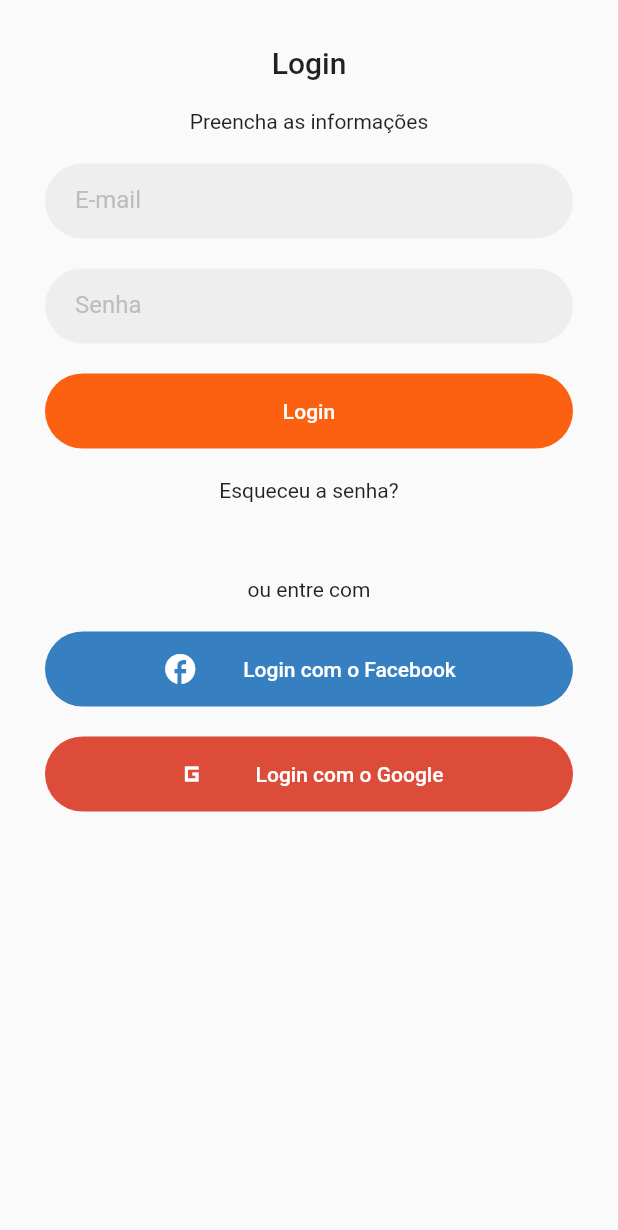
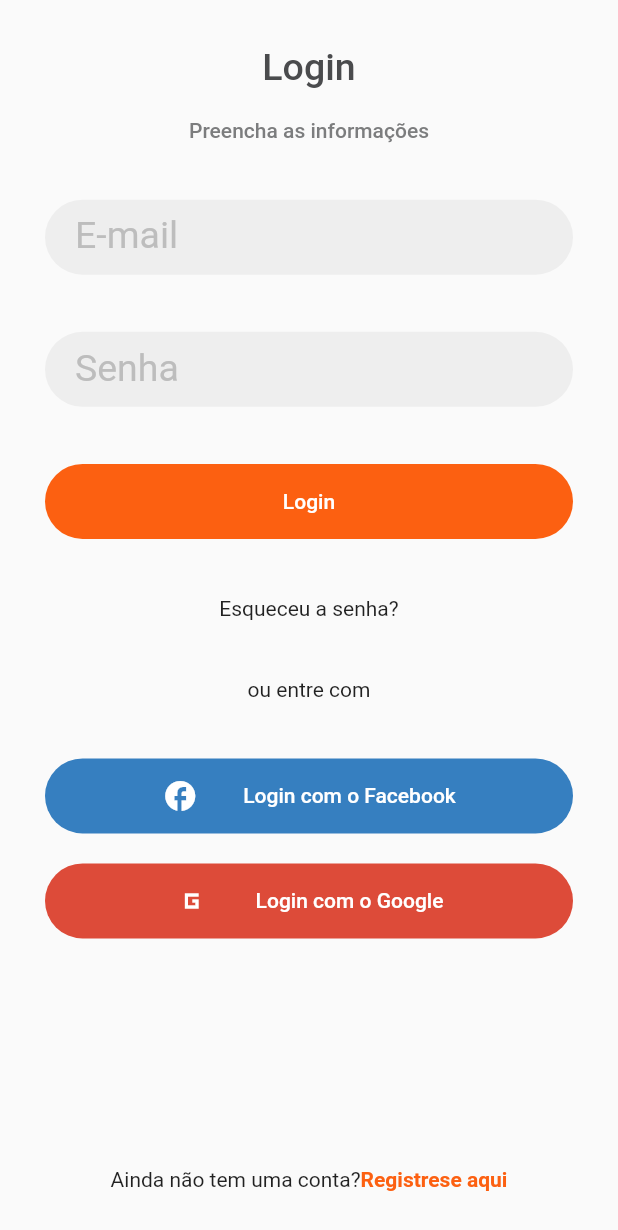
Before and after one commit to JeanDaRosa/delivery_food_app, a Flutter app: the screen it shows after launch, after a tap on "Login", on a phone screen of 412 x 824 dp. Shown: the top 1230 px of the screen. Run offline on Flutter 3.47's test engine with Material 2 defaults, Android fonts, the phone set to English and light mode, and no system bars; missing offline and left inert: shadow_clip; Roboto replaces fonts that are missing (Metropolis).

Commit message:
separeted login screen

```diff
--- a/lib/main.dart
+++ b/lib/main.dart
@@ -1,9 +1,9 @@
-import 'package:delivery_demo/screens/landing_screen.dart';
-import 'package:delivery_demo/screens/login_screen.dart';
+import 'package:delivery_demo/screens/login/landing_screen.dart';
+import 'package:delivery_demo/screens/login/login_screen.dart';
 import 'package:flutter/material.dart';
 
 import './const/colors.dart';
-import './screens/splash_screen.dart';
+import 'screens/login/splash_screen.dart';
 
 void main() {
   runApp(const MyApp());
@@ -37,7 +37,30 @@
             ),
           ),
         ),
-        textTheme: const TextTheme(),
+        textTheme: const TextTheme(
+          labelLarge: TextStyle(
+            color: AppColor.secondary,
+          ),
+          bodySmall: TextStyle(
+            color: AppColor.primary,
+            fontSize: 16,
+            fontWeight: FontWeight.bold,
+          ),
+          titleSmall: TextStyle(
+            color: AppColor.secondary,
+            fontWeight: FontWeight.bold,
+            fontSize: 20,
+          ),
+          titleMedium: TextStyle(
+            color: AppColor.primary,
+            fontWeight: FontWeight.normal,
+            fontSize: 25,
+          ),
+          titleLarge: TextStyle(
+            color: AppColor.primary,
+            fontSize: 25,
+          ),
+        ),
       ),
       home: const SplashScreen(),
       routes: {
--- /dev/null
+++ b/lib/screens/login/components/custom_cipper_app_bar.dart
@@ -0,0 +1,51 @@
+import 'package:flutter/material.dart';
+
+class CustomClipperAppBar extends CustomClipper<Path> {
+  @override
+  Path getClip(Size size) {
+    Offset controlPoint = Offset(size.width * 0.24, size.height);
+    Offset endPoint = Offset(size.width * 0.25, size.height * 0.96);
+    Offset controlPoint2 = Offset(size.width * 0.3, size.height * 0.72);
+    Offset endPoint2 = Offset(size.width * 0.5, size.height * 0.72);
+    Offset controlPoint3 = Offset(size.width * 0.7, size.height * 0.72);
+    Offset endPoint3 = Offset(size.width * 0.75, size.height * 0.96);
+    Offset controlPoint4 = Offset(size.width * 0.76, size.height);
+    Offset endPoint4 = Offset(size.width * 0.79, size.height);
+    Path path = Path()
+      ..lineTo(0, size.height)
+      ..lineTo(size.width * 0.21, size.height)
+      ..quadraticBezierTo(
+        controlPoint.dx,
+        controlPoint.dy,
+        endPoint.dx,
+        endPoint.dy,
+      )
+      ..quadraticBezierTo(
+        controlPoint2.dx,
+        controlPoint2.dy,
+        endPoint2.dx,
+        endPoint2.dy,
+      )
+      ..quadraticBezierTo(
+        controlPoint3.dx,
+        controlPoint3.dy,
+        endPoint3.dx,
+        endPoint3.dy,
+      )
+      ..quadraticBezierTo(
+        controlPoint4.dx,
+        controlPoint4.dy,
+        endPoint4.dx,
+        endPoint4.dy,
+      )
+      ..lineTo(size.width, size.height)
+      ..lineTo(size.width, 0);
+
+    return path;
+  }
+
+  @override
+  bool shouldReclip(covariant CustomClipper<Path> oldClipper) {
+    return true;
+  }
+}
--- /dev/null
+++ b/lib/screens/login/components/custom_text_input.dart
@@ -0,0 +1,31 @@
+import 'package:flutter/material.dart';
+
+class CustomTextInput extends StatelessWidget {
+  const CustomTextInput({
+    required this.hintText,
+    super.key,
+  });
+  final String hintText;
+
+  @override
+  Widget build(BuildContext context) {
+    return Container(
+      width: double.infinity,
+      height: 50,
+      decoration: ShapeDecoration(
+        color: Colors.grey[200],
+        shape: const StadiumBorder(),
+      ),
+      child: TextField(
+        decoration: InputDecoration(
+          border: InputBorder.none,
+          hintText: hintText,
+          hintStyle: TextStyle(
+            color: Colors.grey[400],
+          ),
+          contentPadding: const EdgeInsets.only(left: 20),
+        ),
+      ),
+    );
+  }
+}
--- a/lib/screens/landing_screen.dart
+++ b/lib/screens/login/landing_screen.dart
@@ -1,9 +1,10 @@
-import 'package:delivery_demo/screens/login_screen.dart';
+import 'package:delivery_demo/screens/login/components/custom_cipper_app_bar.dart';
+import 'package:delivery_demo/screens/login/login_screen.dart';
 import 'package:flutter/material.dart';
 import 'package:shadow_clip/shadow_clip.dart';
 
-import '../const/colors.dart';
-import '../utils/helper.dart';
+import '../../const/colors.dart';
+import '../../utils/helper.dart';
 
 class LandingScreen extends StatelessWidget {
   const LandingScreen({super.key});
@@ -107,53 +108,3 @@ class LandingScreen extends StatelessWidget {
     ));
   }
 }
-
-class CustomClipperAppBar extends CustomClipper<Path> {
-  @override
-  Path getClip(Size size) {
-    Offset controlPoint = Offset(size.width * 0.24, size.height);
-    Offset endPoint = Offset(size.width * 0.25, size.height * 0.96);
-    Offset controlPoint2 = Offset(size.width * 0.3, size.height * 0.72);
-    Offset endPoint2 = Offset(size.width * 0.5, size.height * 0.72);
-    Offset controlPoint3 = Offset(size.width * 0.7, size.height * 0.72);
-    Offset endPoint3 = Offset(size.width * 0.75, size.height * 0.96);
-    Offset controlPoint4 = Offset(size.width * 0.76, size.height);
-    Offset endPoint4 = Offset(size.width * 0.79, size.height);
-    Path path = Path()
-      ..lineTo(0, size.height)
-      ..lineTo(size.width * 0.21, size.height)
-      ..quadraticBezierTo(
-        controlPoint.dx,
-        controlPoint.dy,
-        endPoint.dx,
-        endPoint.dy,
-      )
-      ..quadraticBezierTo(
-        controlPoint2.dx,
-        controlPoint2.dy,
-        endPoint2.dx,
-        endPoint2.dy,
-      )
-      ..quadraticBezierTo(
-        controlPoint3.dx,
-        controlPoint3.dy,
-        endPoint3.dx,
-        endPoint3.dy,
-      )
-      ..quadraticBezierTo(
-        controlPoint4.dx,
-        controlPoint4.dy,
-        endPoint4.dx,
-        endPoint4.dy,
-      )
-      ..lineTo(size.width, size.height)
-      ..lineTo(size.width, 0);
-
-    return path;
-  }
-
-  @override
-  bool shouldReclip(covariant CustomClipper<Path> oldClipper) {
-    return true;
-  }
-}
--- a/lib/screens/login_screen.dart
+++ b/lib/screens/login/login_screen.dart
@@ -1,6 +1,7 @@
+import 'package:delivery_demo/screens/login/components/custom_text_input.dart';
 import 'package:delivery_demo/utils/helper.dart';
 import 'package:flutter/material.dart';
-import '../const/colors.dart';
+import '../../const/colors.dart';
 
 class LoginScreen extends StatefulWidget {
   static const routName = "/loginScreen";
@@ -26,24 +27,19 @@ class _LoginScreenState extends State<LoginScreen> {
                 const SizedBox(
                   height: 20,
                 ),
-                const Text(
+                Text(
                   'Preencha as informações',
+                  style: Helper.getTheme(context).labelLarge,
                 ),
-                const SizedBox(
-                  height: 20,
-                ),
+                const Spacer(),
                 const CustomTextInput(
                   hintText: 'E-mail',
                 ),
-                const SizedBox(
-                  height: 20,
-                ),
+                const Spacer(),
                 const CustomTextInput(
                   hintText: 'Senha',
                 ),
-                const SizedBox(
-                  height: 20,
-                ),
+                const Spacer(),
                 SizedBox(
                   height: 50,
                   width: double.infinity,
@@ -52,22 +48,16 @@ class _LoginScreenState extends State<LoginScreen> {
                     child: const Text('Login'),
                   ),
                 ),
-                const SizedBox(
-                  height: 20,
-                ),
+                const Spacer(),
                 GestureDetector(
                   onTap: () {},
                   child: const Text('Esqueceu a senha?'),
                 ),
-                const SizedBox(
-                  height: 50,
-                ),
+                const Spacer(),
                 const Text(
                   'ou entre com',
                 ),
-                const SizedBox(
-                  height: 20,
-                ),
+                const Spacer(),
                 SizedBox(
                   height: 50,
                   width: double.infinity,
@@ -111,6 +101,27 @@ class _LoginScreenState extends State<LoginScreen> {
                     ),
                   ),
                 ),
+                const Spacer(
+                  flex: 4,
+                ),
+                const Row(
+                  mainAxisAlignment: MainAxisAlignment.center,
+                  children: [
+                    Text(
+                      'Ainda não tem uma conta?',
+                    ),
+                    SizedBox(
+                      height: 10,
+                    ),
+                    Text(
+                      'Registrese aqui',
+                      style: TextStyle(
+                        color: AppColor.orange,
+                        fontWeight: FontWeight.bold,
+                      ),
+                    ),
+                  ],
+                )
               ],
             ),
           ),
@@ -119,33 +130,3 @@ class _LoginScreenState extends State<LoginScreen> {
     );
   }
 }
-
-class CustomTextInput extends StatelessWidget {
-  const CustomTextInput({
-    required this.hintText,
-    super.key,
-  });
-  final String hintText;
-
-  @override
-  Widget build(BuildContext context) {
-    return Container(
-      width: double.infinity,
-      height: 50,
-      decoration: ShapeDecoration(
-        color: Colors.grey[200],
-        shape: const StadiumBorder(),
-      ),
-      child: TextField(
-        decoration: InputDecoration(
-          border: InputBorder.none,
-          hintText: hintText,
-          hintStyle: TextStyle(
-            color: Colors.grey[400],
-          ),
-          contentPadding: const EdgeInsets.only(left: 20),
-        ),
-      ),
-    );
-  }
-}
```
Also changed, not shown: lib/screens/login/splash_screen.dart (renamed from lib/screens/splash_screen.dart, +2 -5 lines).
